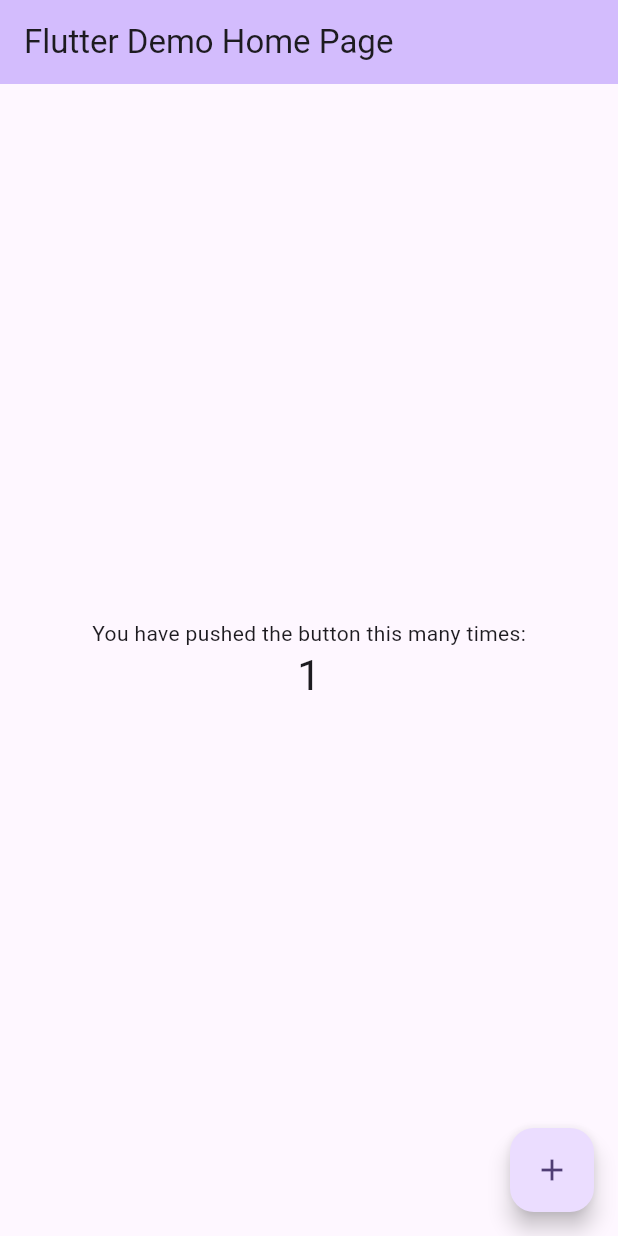
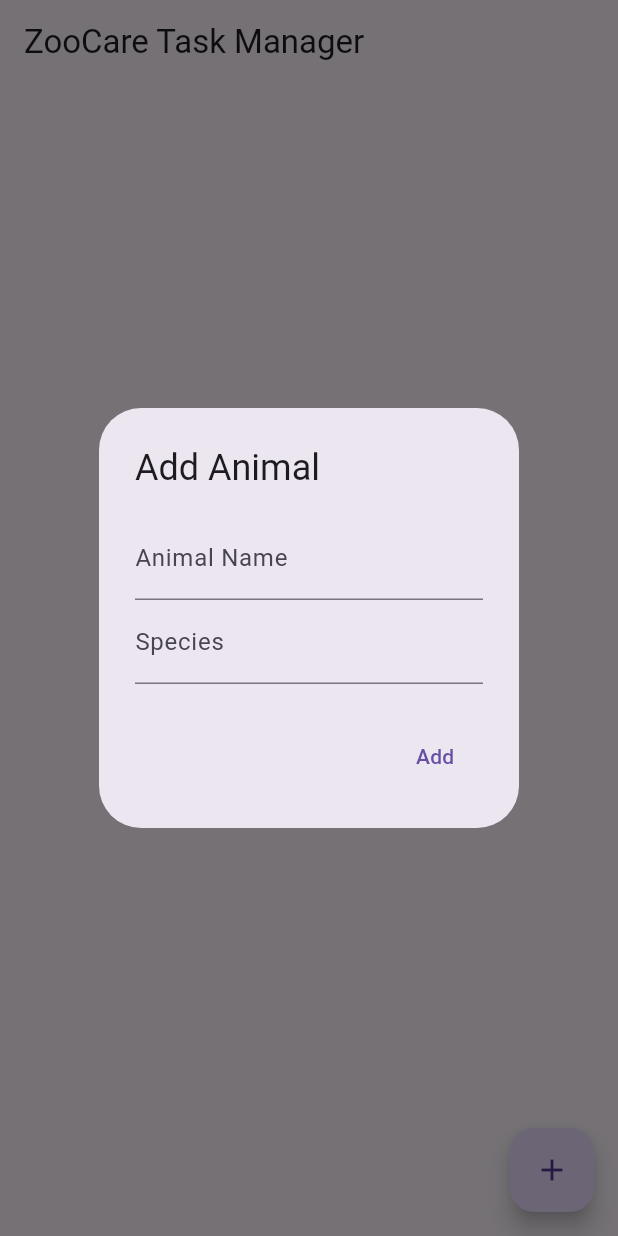
Before and after one commit to MauroDeceuninck/pet_zoo_manager, a Flutter app: the screen it shows after launch, after a tap on the "add" icon, on a phone screen of 412 x 824 dp. Run offline on Flutter 3.47's test engine with Material 3 defaults, Android fonts, the light colour scheme and no system bars; our stand-ins replace sqflite_common_ffi; accounts and stored records are empty.

Commit message:
Add checklist and CRUD for animal care

```diff
--- /dev/null
+++ b/lib/detail_page.dart
@@ -0,0 +1,116 @@
+import 'package:flutter/material.dart';
+import 'services/database_util.dart';
+
+class DetailPage extends StatefulWidget {
+  final String name;
+  final String species;
+  final int animalId;
+  final VoidCallback onDelete;
+
+  const DetailPage({
+    super.key,
+    required this.name,
+    required this.species,
+    required this.animalId,
+    required this.onDelete,
+  });
+
+  @override
+  State<DetailPage> createState() => _DetailPageState();
+}
+
+class _DetailPageState extends State<DetailPage> {
+  List<Map<String, dynamic>> tasks = [];
+
+  @override
+  void initState() {
+    super.initState();
+    _loadTasks();
+  }
+
+  void _loadTasks() async {
+    var data = await DatabaseUtil.getTasks(widget.animalId);
+    setState(() {
+      tasks = List<Map<String, dynamic>>.from(data);
+    });
+  }
+
+  void _toggleTask(int index) async {
+    var original = tasks[index];
+    var task = Map<String, dynamic>.from(original);
+    task['done'] = task['done'] == 1 ? 0 : 1;
+    await DatabaseUtil.updateTask(task);
+    _loadTasks();
+  }
+
+  void _addTask(String description) async {
+    await DatabaseUtil.insertTask({
+      'animal_id': widget.animalId,
+      'description': description,
+      'done': 0,
+    });
+    _loadTasks();
+  }
+
+  void _removeTask(int index) async {
+    await DatabaseUtil.deleteTask(tasks[index]['id']);
+    _loadTasks();
+  }
+
+  void _showAddTaskDialog() {
+    final ctrl = TextEditingController();
+    showDialog(
+      context: context,
+      builder:
+          (ctx) => AlertDialog(
+            title: const Text("Add Task"),
+            content: TextField(
+              controller: ctrl,
+              decoration: const InputDecoration(labelText: "Task Description"),
+            ),
+            actions: [
+              TextButton(
+                onPressed: () {
+                  _addTask(ctrl.text);
+                  Navigator.of(ctx).pop();
+                },
+                child: const Text("Add"),
+              ),
+            ],
+          ),
+    );
+  }
+
+  @override
+  Widget build(BuildContext context) {
+    return Card(
+      margin: const EdgeInsets.all(8),
+      child: ExpansionTile(
+        title: Text(widget.name),
+        subtitle: Text(widget.species),
+        trailing: IconButton(
+          icon: const Icon(Icons.delete, color: Colors.red),
+          onPressed: widget.onDelete,
+        ),
+        children: [
+          ...tasks.map(
+            (task) => CheckboxListTile(
+              title: Text(task['description']),
+              value: task['done'] == 1,
+              onChanged: (_) => _toggleTask(tasks.indexOf(task)),
+              secondary: IconButton(
+                icon: const Icon(Icons.delete),
+                onPressed: () => _removeTask(tasks.indexOf(task)),
+              ),
+            ),
+          ),
+          TextButton.icon(
+            onPressed: _showAddTaskDialog,
+            icon: const Icon(Icons.add),
+            label: const Text("Add Task"),
+          ),
+        ],
+      ),
+    );
+  }
+}
--- a/lib/main.dart
+++ b/lib/main.dart
@@ -1,122 +1,118 @@
 import 'package:flutter/material.dart';
+import 'detail_page.dart';
+import 'services/database_util.dart';
 
-void main() {
+void main() async {
+  WidgetsFlutterBinding.ensureInitialized();
+  await DatabaseUtil.init();
   runApp(const MyApp());
 }
 
 class MyApp extends StatelessWidget {
   const MyApp({super.key});
 
-  // This widget is the root of your application.
   @override
   Widget build(BuildContext context) {
     return MaterialApp(
-      title: 'Flutter Demo',
-      theme: ThemeData(
-        // This is the theme of your application.
-        //
-        // TRY THIS: Try running your application with "flutter run". You'll see
-        // the application has a purple toolbar. Then, without quitting the app,
-        // try changing the seedColor in the colorScheme below to Colors.green
-        // and then invoke "hot reload" (save your changes or press the "hot
-        // reload" button in a Flutter-supported IDE, or press "r" if you used
-        // the command line to start the app).
-        //
-        // Notice that the counter didn't reset back to zero; the application
-        // state is not lost during the reload. To reset the state, use hot
-        // restart instead.
-        //
-        // This works for code too, not just values: Most code changes can be
-        // tested with just a hot reload.
-        colorScheme: ColorScheme.fromSeed(seedColor: Colors.deepPurple),
-      ),
-      home: const MyHomePage(title: 'Flutter Demo Home Page'),
+      title: 'ZooCare Task Manager',
+      theme: ThemeData(primarySwatch: Colors.teal),
+      home: const MyHomePage(),
     );
   }
 }
 
 class MyHomePage extends StatefulWidget {
-  const MyHomePage({super.key, required this.title});
-
-  // This widget is the home page of your application. It is stateful, meaning
-  // that it has a State object (defined below) that contains fields that affect
-  // how it looks.
-
-  // This class is the configuration for the state. It holds the values (in this
-  // case the title) provided by the parent (in this case the App widget) and
-  // used by the build method of the State. Fields in a Widget subclass are
-  // always marked "final".
-
-  final String title;
+  const MyHomePage({super.key});
 
   @override
   State<MyHomePage> createState() => _MyHomePageState();
 }
 
 class _MyHomePageState extends State<MyHomePage> {
-  int _counter = 0;
+  List<Map<String, dynamic>> animals = [];
 
-  void _incrementCounter() {
+  @override
+  void initState() {
+    super.initState();
+    _loadAnimals();
+  }
+
+  void _loadAnimals() async {
+    var data = await DatabaseUtil.getAllEntries();
     setState(() {
-      // This call to setState tells the Flutter framework that something has
-      // changed in this State, which causes it to rerun the build method below
-      // so that the display can reflect the updated values. If we changed
-      // _counter without calling setState(), then the build method would not be
-      // called again, and so nothing would appear to happen.
-      _counter++;
+      animals = List<Map<String, dynamic>>.from(data);
     });
+  }
+
+  void _addAnimal(String name, String species) async {
+    var newAnimal = await DatabaseUtil.insertOrUpdateEntry({
+      'name': name,
+      'species': species,
+    });
+    setState(() {
+      animals.add(newAnimal);
+    });
+  }
+
+  void _removeAnimal(int index) async {
+    await DatabaseUtil.deleteEntry(animals[index]);
+    setState(() {
+      animals.removeAt(index);
+    });
+  }
+
+  void _showAddDialog() {
+    final nameCtrl = TextEditingController();
+    final speciesCtrl = TextEditingController();
+    showDialog(
+      context: context,
+      builder:
+          (ctx) => AlertDialog(
+            title: const Text("Add Animal"),
+            content: Column(
+              mainAxisSize: MainAxisSize.min,
+              children: [
+                TextField(
+                  controller: nameCtrl,
+                  decoration: const InputDecoration(labelText: 'Animal Name'),
+                ),
+                TextField(
+                  controller: speciesCtrl,
+                  decoration: const InputDecoration(labelText: 'Species'),
+                ),
+              ],
+            ),
+            actions: [
+              TextButton(
+                onPressed: () {
+                  _addAnimal(nameCtrl.text, speciesCtrl.text);
+                  Navigator.of(ctx).pop();
+                },
+                child: const Text("Add"),
+              ),
+            ],
+          ),
+    );
   }
 
   @override
   Widget build(BuildContext context) {
-    // This method is rerun every time setState is called, for instance as done
-    // by the _incrementCounter method above.
-    //
-    // The Flutter framework has been optimized to make rerunning build methods
-    // fast, so that you can just rebuild anything that needs updating rather
-    // than having to individually change instances of widgets.
     return Scaffold(
-      appBar: AppBar(
-        // TRY THIS: Try changing the color here to a specific color (to
-        // Colors.amber, perhaps?) and trigger a hot reload to see the AppBar
-        // change color while the other colors stay the same.
-        backgroundColor: Theme.of(context).colorScheme.inversePrimary,
-        // Here we take the value from the MyHomePage object that was created by
-        // the App.build method, and use it to set our appbar title.
-        title: Text(widget.title),
-      ),
-      body: Center(
-        // Center is a layout widget. It takes a single child and positions it
-        // in the middle of the parent.
-        child: Column(
-          // Column is also a layout widget. It takes a list of children and
-          // arranges them vertically. By default, it sizes itself to fit its
-          // children horizontally, and tries to be as tall as its parent.
-          //
-          // Column has various properties to control how it sizes itself and
-          // how it positions its children. Here we use mainAxisAlignment to
-          // center the children vertically; the main axis here is the vertical
-          // axis because Columns are vertical (the cross axis would be
-          // horizontal).
-          //
-          // TRY THIS: Invoke "debug painting" (choose the "Toggle Debug Paint"
-          // action in the IDE, or press "p" in the console), to see the
-          // wireframe for each widget.
-          mainAxisAlignment: MainAxisAlignment.center,
-          children: <Widget>[
-            const Text('You have pushed the button this many times:'),
-            Text(
-              '$_counter',
-              style: Theme.of(context).textTheme.headlineMedium,
+      appBar: AppBar(title: const Text("ZooCare Task Manager")),
+      body: ListView.builder(
+        itemCount: animals.length,
+        itemBuilder:
+            (ctx, i) => DetailPage(
+              name: animals[i]['name'],
+              species: animals[i]['species'],
+              animalId: animals[i]['id'],
+              onDelete: () => _removeAnimal(i),
             ),
-          ],
-        ),
       ),
       floatingActionButton: FloatingActionButton(
-        onPressed: _incrementCounter,
-        tooltip: 'Increment',
+        onPressed: _showAddDialog,
         child: const Icon(Icons.add),
-      ), // This trailing comma makes auto-formatting nicer for build methods.
+      ),
     );
   }
 }
--- /dev/null
+++ b/lib/services/database_util.dart
@@ -0,0 +1,103 @@
+import 'package:sqflite_common_ffi/sqflite_ffi.dart';
+import 'package:path/path.dart';
+
+class DatabaseUtil {
+  static Database? _db;
+
+  static Future<void> init() async {
+    sqfliteFfiInit();
+    databaseFactory = databaseFactoryFfi;
+
+    String dbPath = join(await getDatabasesPath(), 'zoocare.sqlite');
+    _db = await databaseFactory.openDatabase(
+      dbPath,
+      options: OpenDatabaseOptions(
+        version: 1,
+        onCreate: (db, version) async {
+          await db.execute('''
+            CREATE TABLE animals (
+              id INTEGER PRIMARY KEY AUTOINCREMENT,
+              name TEXT,
+              species TEXT
+            )
+          ''');
+          await db.execute('''
+            CREATE TABLE tasks (
+              id INTEGER PRIMARY KEY AUTOINCREMENT,
+              animal_id INTEGER,
+              description TEXT,
+              done INTEGER DEFAULT 0,
+              FOREIGN KEY (animal_id) REFERENCES animals(id) ON DELETE CASCADE
+            )
+          ''');
+        },
+      ),
+    );
+  }
+
+  static Database get _database {
+    if (_db == null) {
+      throw Exception("Database not initialized. Call init() first.");
+    }
+    return _db!;
+  }
+
+  // Animal operations
+  static Future<List<Map<String, dynamic>>> getAllEntries() async {
+    return await _database.query('animals');
+  }
+
+  static Future<Map<String, dynamic>> insertOrUpdateEntry(
+    Map<String, dynamic> animal,
+  ) async {
+    int id;
+    if (animal.containsKey('id')) {
+      id = await _database.insert(
+        'animals',
+        animal,
+        conflictAlgorithm: ConflictAlgorithm.replace,
+      );
+    } else {
+      id = await _database.insert('animals', {
+        'name': animal['name'],
+        'species': animal['species'],
+      });
+    }
+    animal['id'] = id;
+    return animal;
+  }
+
+  static Future<void> deleteEntry(Map<String, dynamic> animal) async {
+    await _database.delete(
+      'animals',
+      where: 'id = ?',
+      whereArgs: [animal['id']],
+    );
+  }
+
+  // Task operations
+  static Future<List<Map<String, dynamic>>> getTasks(int animalId) async {
+    return await _database.query(
+      'tasks',
+      where: 'animal_id = ?',
+      whereArgs: [animalId],
+    );
+  }
+
+  static Future<int> insertTask(Map<String, dynamic> task) async {
+    return await _database.insert('tasks', task);
+  }
+
+  static Future<int> updateTask(Map<String, dynamic> task) async {
+    return await _database.update(
+      'tasks',
+      task,
+      where: 'id = ?',
+      whereArgs: [task['id']],
+    );
+  }
+
+  static Future<void> deleteTask(int taskId) async {
+    await _database.delete('tasks', where: 'id = ?', whereArgs: [taskId]);
+  }
+}
--- a/pubspec.yaml
+++ b/pubspec.yaml
@@ -34,6 +34,8 @@ dependencies:
   # The following adds the Cupertino Icons font to your application.
   # Use with the CupertinoIcons class for iOS style icons.
   cupertino_icons: ^1.0.8
+  sqflite_common_ffi: ^2.3.6
+  path: ^1.9.1
 
 dev_dependencies:
   flutter_test:
```
Also changed, not shown: pubspec.lock.
